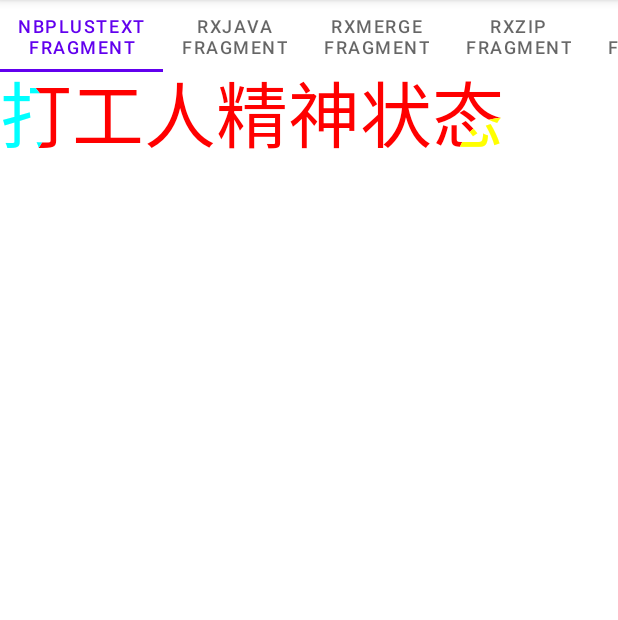
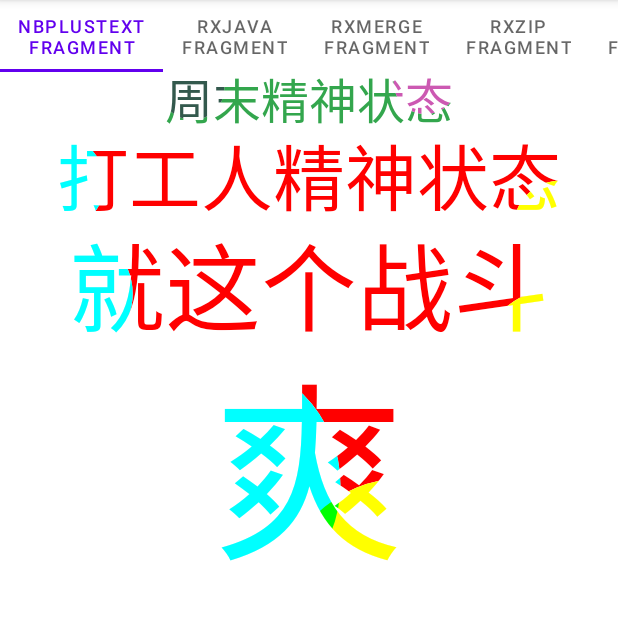
Before and after one commit to jingtianer/android_demo, an Android app: the screen it shows after launch (MainActivity), on a phone screen of 412 x 824 dp, the part 84-704 px from its top. Run offline under Robolectric (Android 15) with nearby library versions, the phone set to English and light mode, and no system bars; our stand-ins replace RxJava.

Commit message:
战斗爽！

```diff
--- a/app/src/main/java/com/jingtian/demoapp/main/fragments/NBPlusTextFragment.kt
+++ b/app/src/main/java/com/jingtian/demoapp/main/fragments/NBPlusTextFragment.kt
@@ -1,5 +1,6 @@
 package com.jingtian.demoapp.main.fragments
 
+import android.animation.ObjectAnimator
 import android.graphics.Color
 import android.os.Bundle
 import android.view.LayoutInflater
@@ -22,10 +23,31 @@ class NBPlusTextFragment : BaseFragment() {
     override fun onViewCreated(view: View, savedInstanceState: Bundle?) {
         super.onViewCreated(view, savedInstanceState)
         with(binding.nbText) {
+            setTextSize(32f.dp)
+            setText("周末精神状态")
+            setTextColor(Color.argb(1f, 0.2f, 0.65f, 0.3f))
+            setDuration(10000)
+            start()
+        }
+        with(binding.nbText1) {
             setTextSize(48f.dp)
             setText("打工人精神状态")
             setTextColor(Color.RED)
             start()
         }
+        with(binding.nbText2) {
+            setTextSize(64f.dp)
+            setText("就这个战斗")
+            setTextColor(Color.RED)
+            setProgress(0.24f)
+            start()
+        }
+        with(binding.nbText3) {
+            setTextSize(128f.dp)
+            setText("爽")
+            setTextColor(Color.RED)
+            setProgress(0.5f)
+            start()
+        }
     }
 }
--- a/app/src/main/java/com/jingtian/demoapp/main/widget/NBPlusTextView.kt
+++ b/app/src/main/java/com/jingtian/demoapp/main/widget/NBPlusTextView.kt
@@ -11,6 +11,7 @@ import android.graphics.PorterDuffXfermode
 import android.graphics.Region
 import android.text.TextPaint
 import android.util.AttributeSet
+import android.util.Property
 import android.view.View
 import androidx.annotation.ColorInt
 import androidx.annotation.Keep
@@ -68,6 +69,10 @@ class NBPlusTextView @JvmOverloads constructor(
         repeatMode = ObjectAnimator.REVERSE
         repeatCount = ObjectAnimator.INFINITE
         duration = 300L
+    }
+
+    fun setDuration(duration: Long) {
+        animator.duration = duration
     }
 
     fun setText(text: String) {
--- a/app/src/main/res/layout/fragment_nb_plus_text.xml
+++ b/app/src/main/res/layout/fragment_nb_plus_text.xml
@@ -5,15 +5,23 @@
     android:orientation="vertical">
     <com.jingtian.demoapp.main.widget.NBPlusTextView
         android:id="@+id/nb_text"
-        android:layout_width="match_parent"
+        android:layout_gravity="center"
+        android:layout_width="wrap_content"
         android:layout_height="wrap_content"/>
     <com.jingtian.demoapp.main.widget.NBPlusTextView
         android:id="@+id/nb_text1"
-        android:layout_width="match_parent"
+        android:layout_gravity="center"
+        android:layout_width="wrap_content"
         android:layout_height="wrap_content"/>
     <com.jingtian.demoapp.main.widget.NBPlusTextView
         android:id="@+id/nb_text2"
-        android:layout_width="match_parent"
+        android:layout_gravity="center"
+        android:layout_width="wrap_content"
+        android:layout_height="wrap_content"/>
+    <com.jingtian.demoapp.main.widget.NBPlusTextView
+        android:id="@+id/nb_text3"
+        android:layout_gravity="center"
+        android:layout_width="wrap_content"
         android:layout_height="wrap_content"/>
 
 </LinearLayout>
```
